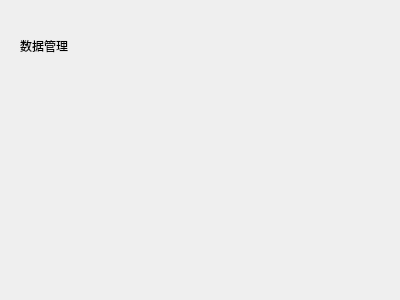
This is page_data.ui in CodePupil-min/eems as Qt 5 draws it before an edit. The edited form follows.
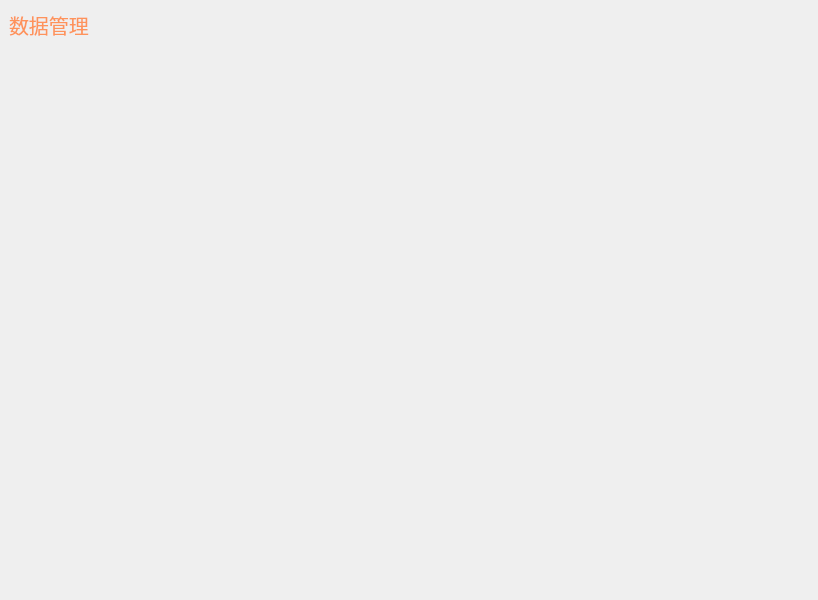
This is the edited form.

Diff of the .ui file:
```diff
--- a/page_data.ui
+++ b/page_data.ui
@@ -6,8 +6,8 @@
    <rect>
     <x>0</x>
     <y>0</y>
-    <width>400</width>
-    <height>300</height>
+    <width>818</width>
+    <height>600</height>
    </rect>
   </property>
   <property name="windowTitle">
@@ -30,22 +30,53 @@
     <number>0</number>
    </property>
    <item row="0" column="0">
-    <widget class="QWidget" name="widget" native="true">
-     <widget class="QLabel" name="label">
-      <property name="geometry">
-       <rect>
-        <x>20</x>
-        <y>20</y>
-        <width>131</width>
-        <height>51</height>
-       </rect>
+    <widget class="QWidget" name="widget_2" native="true">
+     <property name="sizePolicy">
+      <sizepolicy hsizetype="Preferred" vsizetype="Preferred">
+       <horstretch>0</horstretch>
+       <verstretch>0</verstretch>
+      </sizepolicy>
+     </property>
+     <property name="minimumSize">
+      <size>
+       <width>0</width>
+       <height>0</height>
+      </size>
+     </property>
+     <property name="maximumSize">
+      <size>
+       <width>16777215</width>
+       <height>50</height>
+      </size>
+     </property>
+     <layout class="QVBoxLayout" name="verticalLayout_2">
+      <property name="leftMargin">
+       <number>9</number>
       </property>
-      <property name="text">
-       <string>数据管理</string>
+      <property name="topMargin">
+       <number>9</number>
       </property>
-     </widget>
+      <property name="rightMargin">
+       <number>9</number>
+      </property>
+      <item>
+       <widget class="QLabel" name="title">
+        <property name="styleSheet">
+         <string notr="true">color: #FE935B;
+font: 15pt;
+</string>
+        </property>
+        <property name="text">
+         <string>数据管理</string>
+        </property>
+       </widget>
+      </item>
+     </layout>
     </widget>
    </item>
+   <item row="1" column="0">
+    <widget class="QWidget" name="widget" native="true"/>
+   </item>
   </layout>
  </widget>
  <resources/>
```
